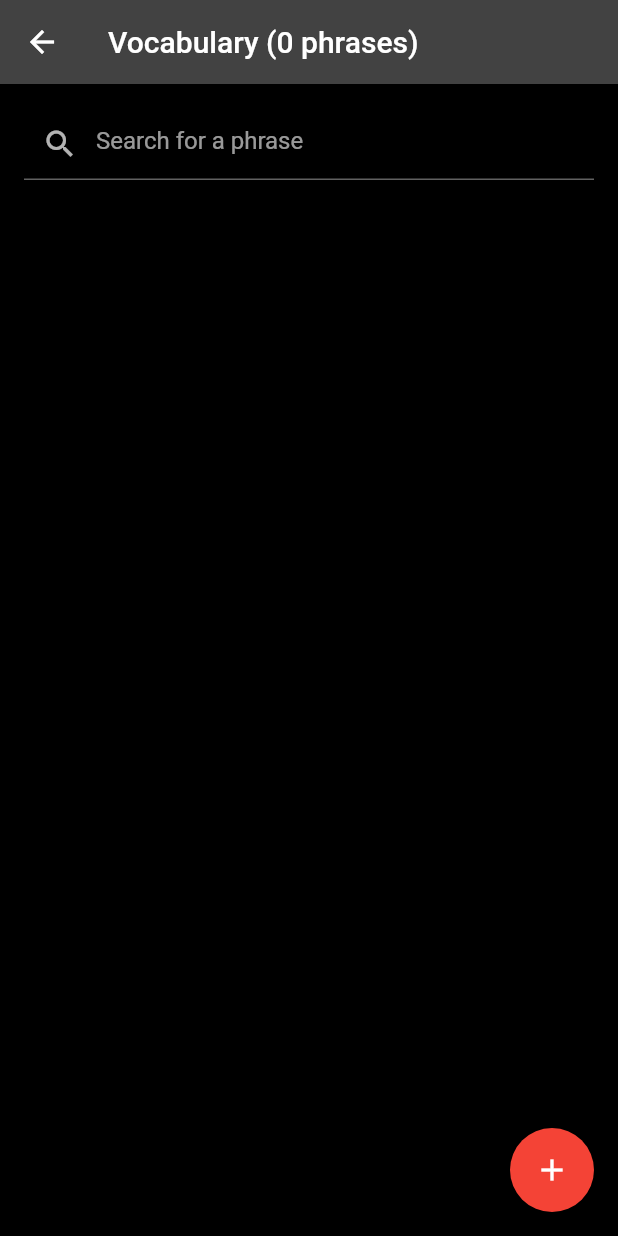
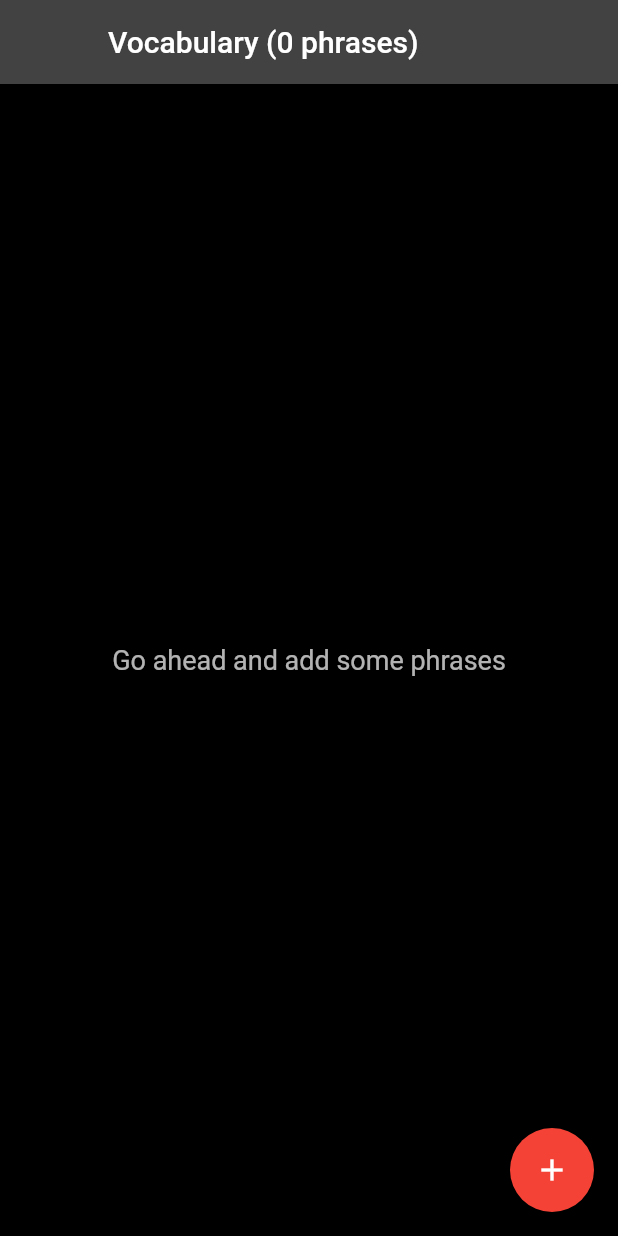
Before and after one commit to psimatis/CanCanto, a Flutter app: the QuizScreen screen opened by its route, after a tap on "Check", after a tap on the "library books" icon, on a phone screen of 412 x 824 dp. Run offline on Flutter 3.47's test engine with Material 2 defaults, Android fonts, the phone set to English and light mode, and no system bars; our stand-ins replace gradient_widgets, percent_indicator, sqflite; accounts and stored records are empty.

Commit message:
added message and blocked user from leaving the screen if vocabulary is empty, refactoring and clean up

```diff
--- a/lib/Components/phrase_card.dart
+++ b/lib/Components/phrase_card.dart
@@ -20,7 +20,7 @@ class PhraseCardWidget extends StatelessWidget {
     return Card(
       color: color,
       child: Container(
-        constraints: BoxConstraints(minHeight: height),
+        constraints: const BoxConstraints(minHeight: height),
         padding: const EdgeInsets.all(8),
         child: Column(
           mainAxisSize: MainAxisSize.min,
--- a/lib/Screens/quiz_screen.dart
+++ b/lib/Screens/quiz_screen.dart
@@ -16,8 +16,10 @@ class QuizScreen extends StatefulWidget {
 }
 
 class _QuizScreenState extends State<QuizScreen> {
-  Phrase quizPhrase = Phrase(cantonese: '', english: '', attempts: 0, successes: 0, comment: '');
-  Phrase previousPhrase = Phrase(cantonese: '', english: '', attempts: 0, successes: 0, comment: '');
+  Phrase quizPhrase = Phrase(
+      cantonese: '', english: '', attempts: 0, successes: 0, comment: '');
+  Phrase previousPhrase = Phrase(
+      cantonese: '', english: '', attempts: 0, successes: 0, comment: '');
   TextEditingController userInput = TextEditingController();
   String resultMessage = '';
   int attempts = 0;
@@ -47,11 +49,13 @@ class _QuizScreenState extends State<QuizScreen> {
     attempts++;
     Phrase updatedPhrase = quizPhrase.copy(attempts: quizPhrase.attempts + 1);
 
-    String translation = order ? edit(quizPhrase.english) : edit(quizPhrase.cantonese);
+    String translation =
+        order ? edit(quizPhrase.english) : edit(quizPhrase.cantonese);
 
     if (edit(userInput.text) == translation) {
       correctAttempts++;
-      updatedPhrase = updatedPhrase.copy(successes: updatedPhrase.successes + 1);
+      updatedPhrase =
+          updatedPhrase.copy(successes: updatedPhrase.successes + 1);
     } else {
       result = 'Wrong!';
     }
@@ -82,28 +86,83 @@ class _QuizScreenState extends State<QuizScreen> {
             child: Column(
               mainAxisAlignment: MainAxisAlignment.center,
               children: [
-                Text(
-                  '${previousPhrase.cantonese} - ${previousPhrase.english}',
-                  style: const TextStyle(
-                    fontSize: 14,
-                    color: Colors.grey,
-                  ),
-                ),
+                buildPreviousPhrase(),
                 const SizedBox(height: 16),
-                Text(
-                  getTranslationOrder(quizPhrase),
-                  style: const TextStyle(
-                    fontSize: 32,
-                    fontWeight: FontWeight.bold,
-                  ),
-                ),
+                buildQuizPhrase(),
                 const SizedBox(height: 16),
                 TextField(
                   controller: userInput,
                   decoration: inputTextStyle,
                 ),
                 const SizedBox(height: 16),
-                ElevatedButton(
+                buildCheckButton(),
+                const SizedBox(height: 10),
+                buildResultMessage(),
+                const SizedBox(height: 10),
+                buildScores(),
+              ],
+            ),
+          ),
+        ),
+      ),
+      floatingActionButton: buildVocabularyActionButton(context),
+    );
+  }
+
+  FloatingActionButton buildVocabularyActionButton(BuildContext context) {
+    return FloatingActionButton(
+      onPressed: () {
+        Navigator.pushNamed(context, VocabularyScreen.id);
+      },
+      backgroundColor: Colors.red,
+      child: const Icon(
+        Icons.library_books,
+        color: Colors.white,
+      ),
+    );
+  }
+
+  Text buildScores() {
+    return Text(
+      'Success Rates: ${getRunSuccessRate()}% | ${quizPhrase.getSuccessRate()}%',
+      style: const TextStyle(
+        fontSize: 18,
+      ),
+    );
+  }
+
+  Text buildResultMessage() {
+    return Text(
+      resultMessage,
+      style: TextStyle(
+        fontSize: 32,
+        color: resultMessage == 'Correct!' ? Colors.green : Colors.red,
+      ),
+    );
+  }
+
+  Text buildQuizPhrase() {
+    return Text(
+      getTranslationOrder(quizPhrase),
+      style: const TextStyle(
+        fontSize: 32,
+        fontWeight: FontWeight.bold,
+      ),
+    );
+  }
+
+  Text buildPreviousPhrase() {
+    return Text(
+      '${previousPhrase.cantonese} - ${previousPhrase.english}',
+      style: const TextStyle(
+        fontSize: 14,
+        color: Colors.grey,
+      ),
+    );
+  }
+
+  ElevatedButton buildCheckButton() {
+    return ElevatedButton(
       onPressed: () {
         checkInput();
         getNewPhrase();
@@ -119,37 +178,6 @@ class _QuizScreenState extends State<QuizScreen> {
           fontSize: 22,
         ),
       ),
-                ),
-                const SizedBox(height: 10),
-                Text(
-                  resultMessage,
-                  style: TextStyle(
-                    fontSize: 32,
-                    color: resultMessage == 'Correct!' ? Colors.green : Colors.red,
-                  ),
-                ),
-                const SizedBox(height: 10),
-                Text(
-                  'Success Rates: ${getRunSuccessRate()}% | ${quizPhrase.getSuccessRate()}%',
-                  style: const TextStyle(
-                    fontSize: 18,
-                  ),
-                ),
-              ],
-            ),
-          ),
-        ),
-      ),
-      floatingActionButton: FloatingActionButton(
-        onPressed: () {
-          Navigator.pushNamed(context, VocabularyScreen.id);
-        },
-        backgroundColor: Colors.red,
-        child: const Icon(
-          Icons.library_books,
-          color: Colors.white,
-        ),
-      ),
     );
   }
 }
--- a/lib/Screens/vocabulary_screen.dart
+++ b/lib/Screens/vocabulary_screen.dart
@@ -20,8 +20,9 @@ class VocabularyScreen extends StatefulWidget {
 class _VocabularyScreenState extends State<VocabularyScreen> {
   late List<Phrase> phrases;
   String searchQuery = '';
-  bool isLoading = false; // TODO: See if I can remove this
+  bool isLoading = false;
   int totalPhraseCount = 0;
+  bool canLeaveScreen = false;
 
   @override
   void initState() {
@@ -34,6 +35,7 @@ class _VocabularyScreenState extends State<VocabularyScreen> {
     setState(() => isLoading = true);
     phrases = await PhrasesDatabase.instance.readAllPhrases();
     totalPhraseCount = phrases.length;
+    canLeaveScreen = totalPhraseCount > 0 ? true : false;
     setState(() => isLoading = false);
   }
 
@@ -54,55 +56,28 @@ class _VocabularyScreenState extends State<VocabularyScreen> {
     return Scaffold(
       appBar: AppBar(
         title: Text('Vocabulary ($totalPhraseCount phrases)'),
-        leading: IconButton(
+        leading: canLeaveScreen
+            ? IconButton(
                 icon: const Icon(Icons.arrow_back),
                 onPressed: () {
                   Navigator.pushNamed(context, QuizScreen.id);
                 },
+              )
+            : const Text(''),
       ),
-      ),
-      body: Column(
-        children: [
-          Padding(
-            padding: const EdgeInsets.all(16),
-            child: TextField(
-              onChanged: (value) {
-                setState(() {
-                  searchQuery = value;
-                });
-              },
-              decoration: const InputDecoration(
-                hintText: 'Search for a phrase',
-                prefixIcon: Icon(Icons.search),
-              ),
-            ),
-          ),
-          Expanded(
-            child: Scrollbar(
-              child: ListView.builder(
-                itemCount: filteredPhrases.length,
-                itemBuilder: (context, index) {
-                  final phrase = filteredPhrases[index];
-                  final color =
-                      palette.values.elementAt(index % palette.length);
-                  return GestureDetector(
-                    onTap: () async {
-                      await Navigator.of(context).push(MaterialPageRoute(
-                        builder: (context) =>
-                            PhraseDetailPage(phraseId: phrase.id!),
-                      ));
-                      refreshPhrases();
-                    },
-                    child: PhraseCardWidget(
-                        phrase: phrase, index: index, color: color),
+      body: canLeaveScreen
+          ? Column(children: [
+              buildSearchBar(),
+              buildVocabularyList(filteredPhrases),
+            ])
+          : const Center(
+              child: InfoText(text: 'Go ahead and add some phrases')),
+      floatingActionButton: buildAddPhraseActionButton(context),
     );
-                },
-              ),
-            ),
-          ),
-        ],
-      ),
-      floatingActionButton: FloatingActionButton(
+  }
+
+  FloatingActionButton buildAddPhraseActionButton(BuildContext context) {
+    return FloatingActionButton(
       backgroundColor: Colors.red,
       onPressed: () async {
         await Navigator.of(context).push(
@@ -116,6 +91,46 @@ class _VocabularyScreenState extends State<VocabularyScreen> {
         Icons.add,
         color: Colors.white,
       ),
+    );
+  }
+
+  Expanded buildVocabularyList(List<Phrase> filteredPhrases) {
+    return Expanded(
+      child: Scrollbar(
+        child: ListView.builder(
+          itemCount: filteredPhrases.length,
+          itemBuilder: (context, index) {
+            final phrase = filteredPhrases[index];
+            final color = palette.values.elementAt(index % palette.length);
+            return GestureDetector(
+              onTap: () async {
+                await Navigator.of(context).push(MaterialPageRoute(
+                  builder: (context) => PhraseDetailPage(phraseId: phrase.id!),
+                ));
+                refreshPhrases();
+              },
+              child:
+                  PhraseCardWidget(phrase: phrase, index: index, color: color),
+            );
+          },
+        ),
+      ),
+    );
+  }
+
+  Padding buildSearchBar() {
+    return Padding(
+      padding: const EdgeInsets.all(16),
+      child: TextField(
+        onChanged: (value) {
+          setState(() {
+            searchQuery = value;
+          });
+        },
+        decoration: const InputDecoration(
+          hintText: 'Search for a phrase',
+          prefixIcon: Icon(Icons.search),
+        ),
       ),
     );
   }
```
Also changed, not shown: lib/Components/phrase_form.dart (+29 -32 lines), lib/Database/phrases_database.dart (+3 -12 lines), lib/Screens/add_edit_phrase_screen.dart (+4 -16 lines), lib/Screens/phrase_detail_screen.dart (+22 -18 lines), 1 other file. Lines whose indentation alone changed are shown as unchanged.
